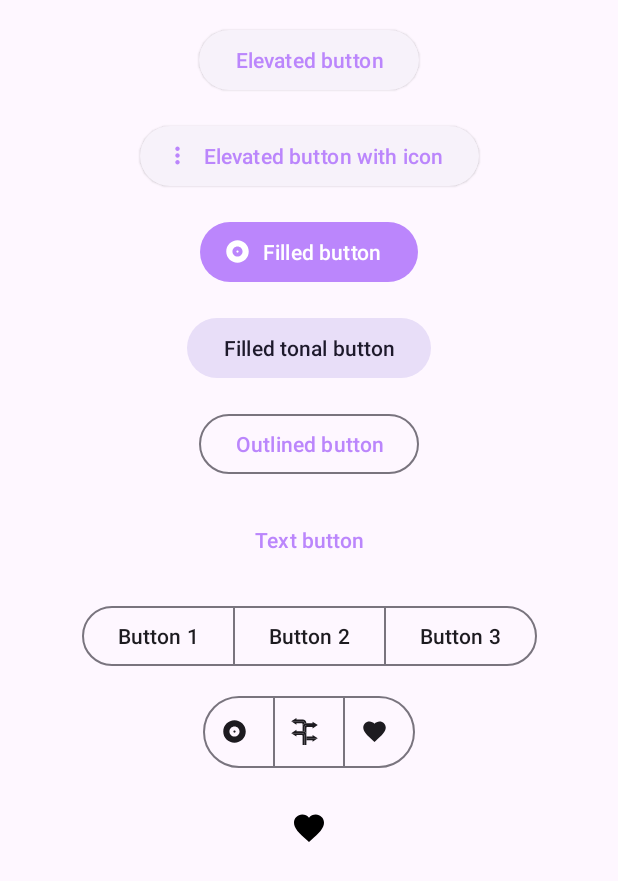
After one commit to lianmafutra/SampleAndroid2, an Android app: the fragment ButtonFragment shown on its own in the app's theme, on a phone screen of 412 x 824 dp. The commit adds this screen. Shown: the top 881 px of the screen. Run offline under Robolectric (Android 15) with nearby library versions, the phone set to English and light mode, and no system bars.

Commit message:
button material

```diff
--- a/app/src/main/java/com/dev/sampleandroid/MainActivity.kt
+++ b/app/src/main/java/com/dev/sampleandroid/MainActivity.kt
@@ -30,6 +30,9 @@ class MainActivity : AppCompatActivity() {
             } else {
                 binding.bottomNavView.setupWithNavController(navHostFragment.navController)
 
+//                binding.bottomNavView.removeBadge(R.id.albumsFragment) // remove badge
+                binding.bottomNavView.getOrCreateBadge(R.id.albumsFragment) // Show badge
+
                 binding.bottomNavView.visibility = View.VISIBLE
             }
         }
--- a/app/src/main/java/com/dev/sampleandroid/destinations/LoginFragment.kt
+++ b/app/src/main/java/com/dev/sampleandroid/destinations/LoginFragment.kt
@@ -46,7 +46,6 @@ class LoginFragment : Fragment(), View.OnClickListener {
 
         navController = Navigation.findNavController(view)
 
-
         view.findViewById<Button>(R.id.btnLogin).setOnClickListener{
 
             Toast.makeText(context, "login berhasil", Toast.LENGTH_SHORT).show()
@@ -65,18 +64,13 @@ class LoginFragment : Fragment(), View.OnClickListener {
             )
 
         }
+        view.findViewById<Button>(R.id.btnSignup).setOnClickListener(this)
+    }
 
 
-
-        view.findViewById<Button>(R.id.btnSignup).setOnClickListener(this)
-
+    override fun onClick(p0: View?) {
 
     }
 
 
-    override fun onClick(p0: View?) {
-        TODO("Not yet implemented")
-    }
-
-
 }
--- /dev/null
+++ b/app/src/main/java/com/dev/sampleandroid/destinations/button/ButtonFragment.kt
@@ -0,0 +1,28 @@
+package com.dev.sampleandroid.destinations.button
+
+import android.os.Bundle
+import android.view.LayoutInflater
+import android.view.View
+import android.view.ViewGroup
+import androidx.fragment.app.Fragment
+import com.dev.sampleandroid.R
+
+class ButtonFragment : Fragment() {
+
+    override fun onCreateView(
+        inflater: LayoutInflater,
+        container: ViewGroup?,
+        savedInstanceState: Bundle?
+    ): View? {
+        return inflater.inflate(R.layout.fragment_button, container, false)
+    }
+
+    override fun onCreate(savedInstanceState: Bundle?) {
+        super.onCreate(savedInstanceState)
+    }
+
+    override fun onViewCreated(view: View, savedInstanceState: Bundle?) {
+        super.onViewCreated(view, savedInstanceState)
+
+    }
+}
--- /dev/null
+++ b/app/src/main/res/drawable/sl_favourite_24dp.xml
@@ -0,0 +1,12 @@
+<?xml version="1.0" encoding="utf-8"?>
+<selector xmlns:android="http://schemas.android.com/apk/res/android">
+    <item
+        android:drawable="@drawable/ic_baseline_favorite_24"
+        android:state_checked="false"
+        />
+    <item
+        android:drawable="@drawable/ic_baseline_account_circle_24"
+        android:state_checked="true"
+        />
+    <item android:drawable="@drawable/ic_baseline_favorite_24" />
+</selector>
--- /dev/null
+++ b/app/src/main/res/layout/fragment_button.xml
@@ -0,0 +1,153 @@
+<?xml version="1.0" encoding="utf-8"?>
+<androidx.constraintlayout.widget.ConstraintLayout xmlns:android="http://schemas.android.com/apk/res/android"
+    xmlns:app="http://schemas.android.com/apk/res-auto"
+    xmlns:tools="http://schemas.android.com/tools"
+    android:id="@+id/buttonFragment"
+    android:layout_width="match_parent"
+    android:layout_height="match_parent"
+    android:gravity="center_horizontal"
+    android:orientation="vertical">
+
+    <Button
+        android:id="@+id/elevatedButton"
+        style="@style/Widget.Material3.Button.ElevatedButton"
+        android:layout_width="wrap_content"
+        android:layout_height="wrap_content"
+        android:layout_marginTop="16dp"
+        android:text="Elevated button"
+        app:layout_constraintEnd_toEndOf="parent"
+        app:layout_constraintStart_toStartOf="parent"
+        app:layout_constraintTop_toTopOf="parent" />
+
+
+    <Button
+        android:id="@+id/button"
+        style="@style/Widget.Material3.Button.ElevatedButton.Icon"
+        android:layout_width="wrap_content"
+        android:layout_height="wrap_content"
+        android:layout_marginTop="16dp"
+        android:text="Elevated button with icon"
+        app:icon="@drawable/ic_baseline_more_vert_24"
+        app:layout_constraintEnd_toEndOf="parent"
+        app:layout_constraintStart_toStartOf="parent"
+        app:layout_constraintTop_toBottomOf="@+id/elevatedButton" />
+
+    <Button
+        app:icon="@drawable/ic_baseline_album_24"
+        style="@style/Widget.Material3.Button.Icon"
+        android:id="@+id/filledButton"
+        android:layout_width="wrap_content"
+        android:layout_height="wrap_content"
+        android:layout_marginTop="16dp"
+        android:text="Filled button"
+        app:layout_constraintEnd_toEndOf="parent"
+        app:layout_constraintStart_toStartOf="parent"
+        app:layout_constraintTop_toBottomOf="@+id/button" />
+
+
+    <Button
+        android:id="@+id/filledTonalButton"
+        style="@style/Widget.Material3.Button.TonalButton"
+        android:layout_width="wrap_content"
+        android:layout_height="wrap_content"
+        android:layout_marginTop="16dp"
+        android:text="Filled tonal button"
+        app:layout_constraintEnd_toEndOf="parent"
+        app:layout_constraintStart_toStartOf="parent"
+        app:layout_constraintTop_toBottomOf="@+id/filledButton" />
+
+
+    <Button
+        android:id="@+id/outlinedButton"
+        style="?attr/materialButtonOutlinedStyle"
+        android:layout_width="wrap_content"
+        android:layout_height="wrap_content"
+        android:layout_marginTop="16dp"
+        android:text="Outlined button"
+        app:layout_constraintEnd_toEndOf="parent"
+        app:layout_constraintStart_toStartOf="parent"
+        app:layout_constraintTop_toBottomOf="@+id/filledTonalButton" />
+
+    <Button
+        android:id="@+id/textButton"
+        style="@style/Widget.Material3.Button.TextButton"
+        android:layout_width="wrap_content"
+        android:layout_height="wrap_content"
+        android:layout_marginTop="16dp"
+        android:text="Text button"
+        app:layout_constraintEnd_toEndOf="parent"
+        app:layout_constraintStart_toStartOf="parent"
+        app:layout_constraintTop_toBottomOf="@+id/outlinedButton" />
+
+    <com.google.android.material.button.MaterialButtonToggleGroup
+        android:id="@+id/toggleButton"
+        android:layout_width="wrap_content"
+        android:layout_height="wrap_content"
+        android:layout_marginTop="16dp"
+        app:layout_constraintEnd_toEndOf="parent"
+        app:layout_constraintStart_toStartOf="parent"
+        app:layout_constraintTop_toBottomOf="@+id/textButton">
+
+        <Button
+            android:id="@+id/button1"
+            style="?attr/materialButtonOutlinedStyle"
+            android:layout_width="wrap_content"
+            android:layout_height="wrap_content"
+            android:text="Button 1" />
+
+        <Button
+            android:id="@+id/button2"
+            style="?attr/materialButtonOutlinedStyle"
+            android:layout_width="wrap_content"
+            android:layout_height="wrap_content"
+            android:text="Button 2" />
+
+        <Button
+            android:id="@+id/button3"
+            style="?attr/materialButtonOutlinedStyle"
+            android:layout_width="wrap_content"
+            android:layout_height="wrap_content"
+            android:text="Button 3" />
+    </com.google.android.material.button.MaterialButtonToggleGroup>
+
+    <com.google.android.material.button.MaterialButtonToggleGroup
+        android:id="@+id/materialButtonToggleGroup"
+        android:layout_width="wrap_content"
+        android:layout_height="wrap_content"
+        android:layout_marginTop="16dp"
+        android:gravity="center"
+        app:layout_constraintEnd_toEndOf="parent"
+        app:layout_constraintStart_toStartOf="parent"
+        app:layout_constraintTop_toBottomOf="@+id/toggleButton">
+
+        <Button
+            style="@style/Widget.App.Button.OutlinedButton.IconOnly"
+            android:layout_width="wrap_content"
+            android:layout_height="wrap_content"
+            app:icon="@drawable/ic_baseline_album_24" />
+
+        <Button
+            style="@style/Widget.App.Button.OutlinedButton.IconOnly"
+            android:layout_width="wrap_content"
+            android:layout_height="wrap_content"
+            app:icon="@drawable/ic_navigation_144" />
+
+        <Button
+            style="@style/Widget.App.Button.OutlinedButton.IconOnly"
+            android:layout_width="wrap_content"
+            android:layout_height="wrap_content"
+            app:icon="@drawable/ic_baseline_favorite_24" />
+    </com.google.android.material.button.MaterialButtonToggleGroup>
+
+
+    <CheckBox
+        android:id="@+id/icon"
+        android:layout_width="wrap_content"
+        android:layout_height="wrap_content"
+        android:layout_marginTop="16dp"
+        android:button="@drawable/ic_baseline_favorite_24"
+        app:buttonTint="@android:color/black"
+        app:layout_constraintEnd_toEndOf="parent"
+        app:layout_constraintStart_toStartOf="parent"
+        app:layout_constraintTop_toBottomOf="@+id/materialButtonToggleGroup" />
+</androidx.constraintlayout.widget.ConstraintLayout>
--- a/app/src/main/res/menu/menu_bottom_nav.xml
+++ b/app/src/main/res/menu/menu_bottom_nav.xml
@@ -11,7 +11,13 @@
         android:title="@string/bottom_nav_item_favourites" />
 
     <item
+        android:id="@id/buttonFragment"
+        android:icon="@drawable/ic_baseline_account_circle_24"
+        android:title="@string/bottom_nav_item_button" />
+
+    <item
         android:id="@id/accountFragment"
         android:icon="@drawable/ic_baseline_account_circle_24"
         android:title="@string/bottom_nav_item_account" />
+
 </menu>
--- /dev/null
+++ b/app/src/main/res/menu/navigation_drawer.xml
@@ -0,0 +1,4 @@
+<?xml version="1.0" encoding="utf-8"?>
+<menu xmlns:android="http://schemas.android.com/apk/res/android">
+
+</menu>
--- a/app/src/main/res/navigation/nav_graph.xml
+++ b/app/src/main/res/navigation/nav_graph.xml
@@ -61,5 +61,10 @@
             app:popUpToInclusive="true"
             app:destination="@id/loginFragment" />
     </fragment>
+    <fragment
+        android:id="@+id/buttonFragment"
+        tools:layout="@layout/fragment_button"
+        android:name="com.dev.sampleandroid.destinations.button.ButtonFragment"
+        android:label="ButtonFragment" />
 
 </navigation>
--- a/app/src/main/res/values/strings.xml
+++ b/app/src/main/res/values/strings.xml
@@ -5,6 +5,7 @@
     <string name="bottom_nav_item_albums">Albums</string>
     <string name="bottom_nav_item_favourites">Favourites</string>
     <string name="bottom_nav_item_account">Account</string>
+    <string name="bottom_nav_item_button">Button</string>
     <!-- TODO: Remove or change this placeholder text -->
     <string name="hello_blank_fragment">Hello blank fragment</string>
 </resources>
--- a/app/src/main/res/values/themes.xml
+++ b/app/src/main/res/values/themes.xml
@@ -48,4 +48,14 @@
         <item name="android:layout_height">wrap_content</item>
     </style>
 
+    <style name="Widget.App.Button.OutlinedButton.IconOnly" parent="Widget.Material3.Button.OutlinedButton">
+        <item name="iconPadding">0dp</item>
+        <item name="android:insetTop">0dp</item>
+        <item name="android:insetBottom">0dp</item>
+        <item name="android:paddingLeft">12dp</item>
+        <item name="android:paddingRight">12dp</item>
+        <item name="android:minWidth">48dp</item>
+        <item name="android:minHeight">48dp</item>
+    </style>
+
 </resources>
```
